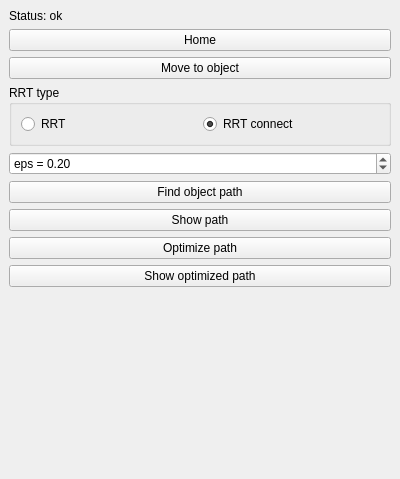
This is plugin/src/DualRobotPlugin.ui in martinjakobsgaard/dual-robots as Qt 5 draws it before an edit. The edited form follows.
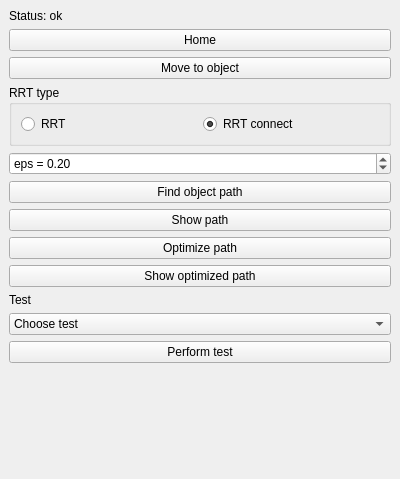
This is the edited form.

The edit to the form file:
```diff
--- a/plugin/src/DualRobotPlugin.ui
+++ b/plugin/src/DualRobotPlugin.ui
@@ -127,6 +127,49 @@
       </property>
      </widget>
     </item>
+    <item>
+     <widget class="QLabel" name="ui_label_test">
+      <property name="text">
+       <string>Test</string>
+      </property>
+     </widget>
+    </item>
+    <item>
+     <widget class="QComboBox" name="ui_combobox_test">
+      <item>
+       <property name="text">
+        <string>Choose test</string>
+       </property>
+      </item>
+      <item>
+       <property name="text">
+        <string>RRT - epsilon</string>
+       </property>
+      </item>
+      <item>
+       <property name="text">
+        <string>RRT - type</string>
+       </property>
+      </item>
+      <item>
+       <property name="text">
+        <string>RRT - Q sampling limits</string>
+       </property>
+      </item>
+      <item>
+       <property name="text">
+        <string>RRT - Q distance weights</string>
+       </property>
+      </item>
+     </widget>
+    </item>
+    <item>
+     <widget class="QPushButton" name="ui_button_test">
+      <property name="text">
+       <string>Perform test</string>
+      </property>
+     </widget>
+    </item>
    </layout>
   </widget>
  </widget>
```
